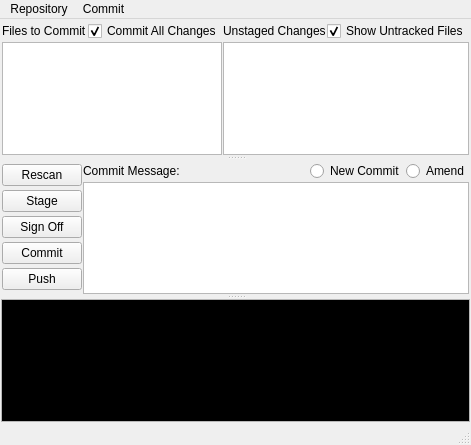
Old version of the form ui/ugitWindow.ui in the repository git-cola/git-cola.
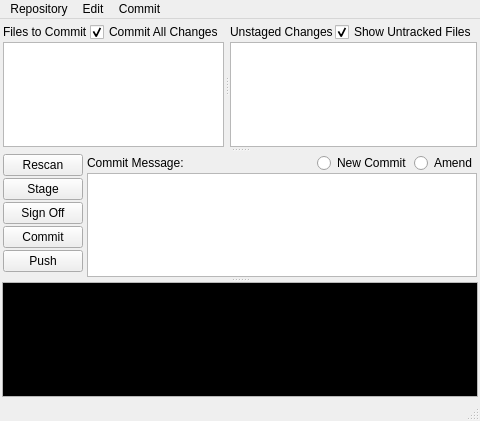
New version of the form.

```diff
--- a/ui/ugitWindow.ui
+++ b/ui/ugitWindow.ui
@@ -6,8 +6,8 @@
    <rect>
     <x>0</x>
     <y>0</y>
-    <width>461</width>
-    <height>445</height>
+    <width>472</width>
+    <height>421</height>
    </rect>
   </property>
   <property name="windowTitle" >
@@ -16,18 +16,44 @@
   <widget class="QWidget" name="centralwidget" >
    <layout class="QHBoxLayout" >
     <item>
+     <widget class="QSplitter" name="splitter_3" >
+      <property name="orientation" >
+       <enum>Qt::Vertical</enum>
+      </property>
+      <property name="handleWidth" >
+       <number>4</number>
+      </property>
      <widget class="QSplitter" name="splitter_2" >
       <property name="orientation" >
        <enum>Qt::Vertical</enum>
       </property>
+       <property name="handleWidth" >
+        <number>4</number>
+       </property>
       <widget class="QSplitter" name="splitter" >
        <property name="orientation" >
-        <enum>Qt::Vertical</enum>
+         <enum>Qt::Horizontal</enum>
+        </property>
+        <property name="handleWidth" >
+         <number>4</number>
        </property>
        <widget class="QWidget" name="layoutWidget" >
-        <layout class="QHBoxLayout" >
-         <item>
           <layout class="QVBoxLayout" >
+          <property name="spacing" >
+           <number>0</number>
+          </property>
+          <property name="leftMargin" >
+           <number>1</number>
+          </property>
+          <property name="topMargin" >
+           <number>1</number>
+          </property>
+          <property name="rightMargin" >
+           <number>1</number>
+          </property>
+          <property name="bottomMargin" >
+           <number>1</number>
+          </property>
            <item>
             <layout class="QHBoxLayout" >
              <item>
@@ -57,6 +83,9 @@
                <pointsize>11</pointsize>
               </font>
              </property>
+            <property name="alternatingRowColors" >
+             <bool>true</bool>
+            </property>
              <property name="selectionMode" >
               <enum>QAbstractItemView::ExtendedSelection</enum>
              </property>
@@ -66,9 +95,24 @@
             </widget>
            </item>
           </layout>
-         </item>
-         <item>
+        </widget>
+        <widget class="QWidget" name="layoutWidget" >
           <layout class="QVBoxLayout" >
+          <property name="spacing" >
+           <number>0</number>
+          </property>
+          <property name="leftMargin" >
+           <number>1</number>
+          </property>
+          <property name="topMargin" >
+           <number>1</number>
+          </property>
+          <property name="rightMargin" >
+           <number>1</number>
+          </property>
+          <property name="bottomMargin" >
+           <number>1</number>
+          </property>
            <item>
             <layout class="QHBoxLayout" >
              <item>
@@ -101,6 +145,9 @@
                <pointsize>11</pointsize>
               </font>
              </property>
+            <property name="alternatingRowColors" >
+             <bool>true</bool>
+            </property>
              <property name="selectionMode" >
               <enum>QAbstractItemView::ExtendedSelection</enum>
              </property>
@@ -113,13 +160,30 @@
             </widget>
            </item>
           </layout>
-         </item>
-        </layout>
+        </widget>
        </widget>
        <widget class="QWidget" name="layoutWidget" >
         <layout class="QHBoxLayout" >
+         <property name="spacing" >
+          <number>0</number>
+         </property>
+         <property name="leftMargin" >
+          <number>1</number>
+         </property>
+         <property name="topMargin" >
+          <number>1</number>
+         </property>
+         <property name="rightMargin" >
+          <number>1</number>
+         </property>
+         <property name="bottomMargin" >
+          <number>1</number>
+         </property>
          <item>
           <layout class="QVBoxLayout" >
+           <property name="spacing" >
+            <number>1</number>
+           </property>
            <item>
             <widget class="QPushButton" name="rescanButton" >
              <property name="text" >
@@ -162,6 +226,12 @@
          </item>
          <item>
           <layout class="QVBoxLayout" >
+           <property name="spacing" >
+            <number>0</number>
+           </property>
+           <property name="leftMargin" >
+            <number>4</number>
+           </property>
            <item>
             <layout class="QHBoxLayout" >
              <item>
@@ -241,24 +311,6 @@
             </color>
            </brush>
           </colorrole>
-          <colorrole role="Highlight" >
-           <brush brushstyle="SolidPattern" >
-            <color alpha="255" >
-             <red>0</red>
-             <green>255</green>
-             <blue>0</blue>
-            </color>
-           </brush>
-          </colorrole>
-          <colorrole role="HighlightedText" >
-           <brush brushstyle="SolidPattern" >
-            <color alpha="255" >
-             <red>0</red>
-             <green>0</green>
-             <blue>0</blue>
-            </color>
-           </brush>
-          </colorrole>
          </active>
          <inactive>
           <colorrole role="Text" >
@@ -279,24 +331,6 @@
             </color>
            </brush>
           </colorrole>
-          <colorrole role="Highlight" >
-           <brush brushstyle="SolidPattern" >
-            <color alpha="255" >
-             <red>0</red>
-             <green>255</green>
-             <blue>0</blue>
-            </color>
-           </brush>
-          </colorrole>
-          <colorrole role="HighlightedText" >
-           <brush brushstyle="SolidPattern" >
-            <color alpha="255" >
-             <red>0</red>
-             <green>0</green>
-             <blue>0</blue>
-            </color>
-           </brush>
-          </colorrole>
          </inactive>
          <disabled>
           <colorrole role="Text" >
@@ -317,31 +351,13 @@
             </color>
            </brush>
           </colorrole>
-          <colorrole role="Highlight" >
-           <brush brushstyle="SolidPattern" >
-            <color alpha="255" >
-             <red>68</red>
-             <green>68</green>
-             <blue>68</blue>
-            </color>
-           </brush>
-          </colorrole>
-          <colorrole role="HighlightedText" >
-           <brush brushstyle="SolidPattern" >
-            <color alpha="255" >
-             <red>0</red>
-             <green>0</green>
-             <blue>0</blue>
-            </color>
-           </brush>
-          </colorrole>
          </disabled>
         </palette>
        </property>
        <property name="font" >
         <font>
          <family>Monospace</family>
-         <pointsize>10</pointsize>
+         <pointsize>11</pointsize>
         </font>
        </property>
        <property name="readOnly" >
@@ -357,7 +373,7 @@
     <rect>
      <x>0</x>
      <y>0</y>
-     <width>461</width>
+     <width>472</width>
      <height>26</height>
     </rect>
    </property>
@@ -385,7 +401,24 @@
     <addaction name="separator" />
     <addaction name="showDiffstat" />
    </widget>
+   <widget class="QMenu" name="menuEdit" >
+    <property name="title" >
+     <string>Edit</string>
+    </property>
+    <addaction name="undo" />
+    <addaction name="actionRedo" />
+    <addaction name="separator" />
+    <addaction name="cut" />
+    <addaction name="copy" />
+    <addaction name="paste" />
+    <addaction name="delete" />
+    <addaction name="separator" />
+    <addaction name="selectAll" />
+    <addaction name="separator" />
+    <addaction name="options" />
+   </widget>
    <addaction name="menuRepository" />
+   <addaction name="menuEdit" />
    <addaction name="menuCommit" />
   </widget>
   <widget class="QStatusBar" name="statusbar" />
@@ -440,7 +473,22 @@
    </property>
   </action>
  </widget>
- <layoutdefault spacing="1" margin="1" />
+ <layoutdefault spacing="2" margin="2" />
+ <tabstops>
+  <tabstop>commitText</tabstop>
+  <tabstop>stagedList</tabstop>
+  <tabstop>unstagedList</tabstop>
+  <tabstop>rescanButton</tabstop>
+  <tabstop>stageButton</tabstop>
+  <tabstop>signOffButton</tabstop>
+  <tabstop>commitButton</tabstop>
+  <tabstop>pushButton</tabstop>
+  <tabstop>commitAllCheckBox</tabstop>
+  <tabstop>untrackedCheckBox</tabstop>
+  <tabstop>newCommitRadio</tabstop>
+  <tabstop>amendRadio</tabstop>
+  <tabstop>displayText</tabstop>
+ </tabstops>
  <resources/>
  <connections/>
  <designerdata>
```
Left out of the diff: 153 changed lines with no effect on the pictures. Lines whose indentation alone changed are shown as unchanged.
